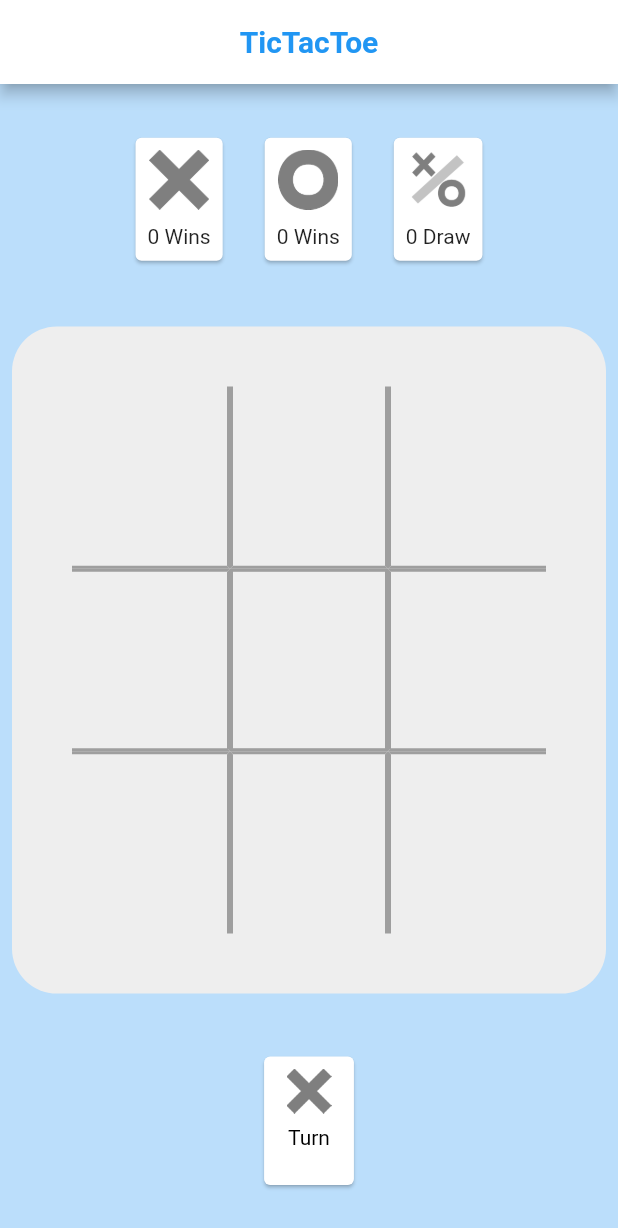
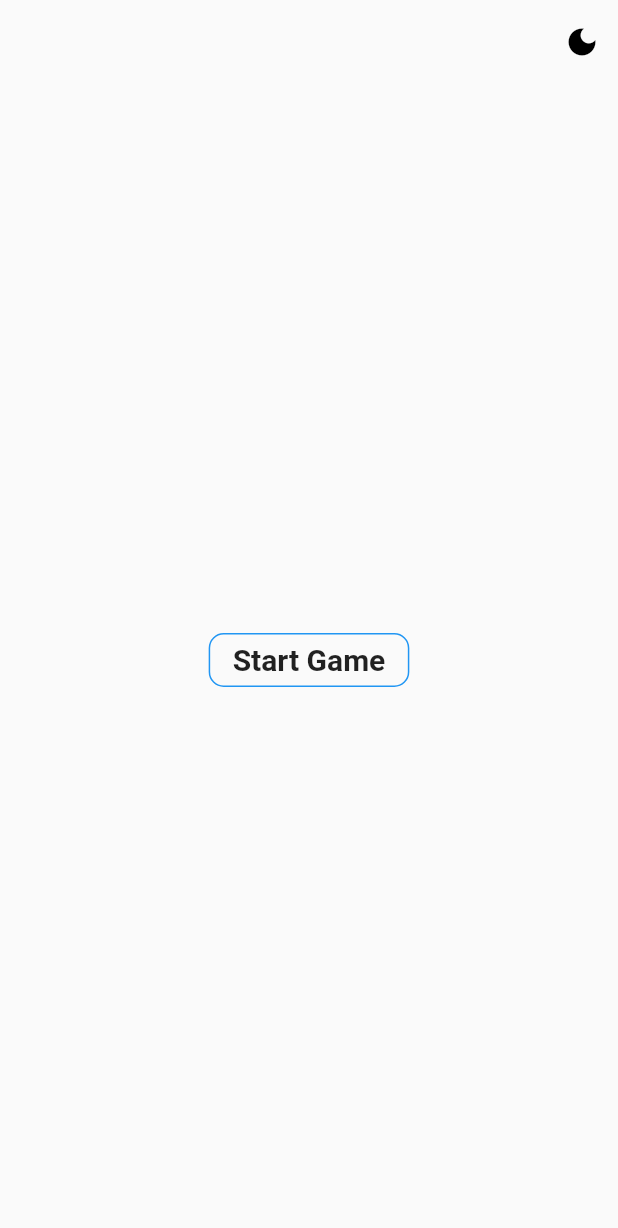
Before and after one commit to AbhishekFrancisCode/Tic-tac-toe, a Flutter app: the screen it shows after launch, on a phone screen of 412 x 824 dp. Shown: the top 1228 px of the screen. Run offline on Flutter 3.47's test engine with Material 2 defaults, Android fonts, the phone set to English and light mode, and no system bars; our stand-ins replace bloc, firebase_core, flutter_bloc; accounts and stored records are empty.

Commit message:
implement homepage and theme lightmode and darkmode

```diff
--- a/tic_tac_toe/lib/main.dart
+++ b/tic_tac_toe/lib/main.dart
@@ -1,5 +1,9 @@
+import 'dart:async';
 import 'package:flutter/material.dart';
-import 'pages/tictactoe_page.dart';
+import 'package:firebase_core/firebase_core.dart';
+import 'package:flutter_bloc/flutter_bloc.dart';
+import 'pages/home_page/view/home_screen.dart';
+import 'tools/theme/theme_bloc/bloc/theme_bloc.dart';
 
 main() {
   runApp(const MyApp());
@@ -7,12 +11,22 @@ main() {
 
 class MyApp extends StatelessWidget {
   const MyApp({Key? key}) : super(key: key);
+  Future<void> initializeDefault() async {
+    FirebaseApp app = await Firebase.initializeApp();
+  }
 
   @override
   Widget build(BuildContext context) {
-    return const MaterialApp(
-      debugShowCheckedModeBanner: false,
-      home: TicTacToe(),
-    );
+    return BlocProvider(
+        create: (context) => ThemeBloc(),
+        child: BlocBuilder<ThemeBloc, ThemeState>(builder: ((context, state) {
+          return MaterialApp(
+            debugShowCheckedModeBanner: false,
+            home: const HomeScreen(),
+            theme: ThemeData(
+                brightness:
+                    state is DarkTheme ? Brightness.dark : Brightness.light),
+          );
+        })));
   }
 }
--- /dev/null
+++ b/tic_tac_toe/lib/pages/home_page/bloc/home_event.dart
@@ -0,0 +1,12 @@
+part of 'home_bloc.dart';
+
+@immutable
+abstract class HomeEvent {}
+
+class ShowOptionDailogEvent extends HomeEvent {}
+
+class ShowJoinGameDailogEvent extends HomeEvent {}
+
+class ShowCreatingGameDailogEvent extends HomeEvent {}
+
+class ShowWaitingForPlayerDailogEvent extends HomeEvent {}
--- /dev/null
+++ b/tic_tac_toe/lib/pages/home_page/bloc/home_state.dart
@@ -0,0 +1,12 @@
+part of 'home_bloc.dart';
+
+@immutable
+abstract class HomeState {}
+
+class HomeInitial extends HomeState {}
+
+class ShowOptionDailogState extends HomeState {}
+
+class ShowJoinGameDailogState extends HomeState {}
+
+class ShowCreatingGameDailogState extends HomeState {}
--- /dev/null
+++ b/tic_tac_toe/lib/pages/home_page/view/home_screen.dart
@@ -0,0 +1,95 @@
+import 'package:flutter/material.dart';
+import 'package:flutter_bloc/flutter_bloc.dart';
+
+import '../../../tools/style.dart';
+import '../../../tools/theme/theme_bloc/bloc/theme_bloc.dart';
+import '../../game_page/view/tictactoe_page.dart';
+import '../bloc/home_bloc.dart';
+
+class HomeScreen extends StatelessWidget {
+  const HomeScreen({Key? key}) : super(key: key);
+
+  @override
+  Widget build(BuildContext context) {
+    return Scaffold(
+      appBar: AppBar(
+        elevation: 0,
+        backgroundColor: Colors.transparent,
+        actions: [
+          BlocBuilder<ThemeBloc, ThemeState>(builder: ((context, state) {
+            return IconButton(
+                onPressed: () {
+                  BlocProvider.of<ThemeBloc>(context)
+                      .add(ThemeChanged(state is! DarkTheme));
+                },
+                icon: state is DarkTheme
+                    ? const Icon(Icons.light_mode, color: Colors.orange)
+                    : const Icon(Icons.dark_mode, color: Colors.black));
+          }))
+        ],
+      ),
+      body: BlocProvider<HomeBloc>(
+        create: (context) {
+          return HomeBloc();
+        },
+        child: BlocListener<HomeBloc, HomeState>(
+          listener: (context, state) {
+            if (state is ShowOptionDailogState) {
+              showDialog(
+                  context: context,
+                  builder: (dailogContext) {
+                    return BlocProvider.value(
+                      value: BlocProvider.of<HomeBloc>(context),
+                      child: const AlertDialog(),
+                    );
+                  });
+            } else if (state is ShowJoinGameDailogState) {
+              showDialog(
+                  context: context,
+                  builder: (dailogContext) {
+                    return const AlertDialog();
+                  });
+            } else if (state is ShowCreatingGameDailogState) {
+              showDialog(
+                  context: context,
+                  builder: (dailogContext) {
+                    return const AlertDialog();
+                  });
+            }
+          },
+          child: const HomeView(),
+        ),
+      ),
+    );
+  }
+}
+
+class HomeView extends StatelessWidget {
+  const HomeView({Key? key}) : super(key: key);
+
+  @override
+  Widget build(BuildContext context) {
+    return Center(
+        child: Column(
+      mainAxisSize: MainAxisSize.min,
+      children: [
+        ElevatedButton(
+          style: textButtonStyle,
+          onPressed: () {
+            Navigator.push(context,
+                MaterialPageRoute(builder: (context) => const TicTacToe()));
+          },
+          child: Text("Start Game",
+              style: Theme.of(context).textTheme.headline6?.boldText),
+        )
+
+        // ElevatedButton(
+        //     onPressed: () {
+        //       BlocProvider.of<HomeScreenBloc>(context)
+        //           .add(ShowOptionDailogEvent());
+        //     },
+        //     child: const Text("Play in Room")),
+      ],
+    ));
+  }
+}
--- /dev/null
+++ b/tic_tac_toe/lib/tools/style.dart
@@ -0,0 +1,20 @@
+import 'package:flutter/material.dart';
+
+get textButtonStyle => ButtonStyle(
+    elevation: MaterialStateProperty.all<double>(0.0),
+    shape: MaterialStateProperty.all<OutlinedBorder>(RoundedRectangleBorder(
+        side: const BorderSide(color: Colors.blue),
+        borderRadius: BorderRadius.circular(10))),
+    shadowColor: MaterialStateProperty.all<Color>(Colors.transparent),
+    backgroundColor: MaterialStateProperty.all<Color>(Colors.transparent));
+
+extension CustomButtonStyle on ButtonStyle {
+  get mediumSize => copyWith(
+      minimumSize: MaterialStateProperty.all<Size>(const Size.fromHeight(100)));
+}
+
+extension CutstomTextStyle on TextStyle {
+  get mediumSize => copyWith(fontSize: 18);
+
+  get boldText => copyWith(fontWeight: FontWeight.bold);
+}
--- /dev/null
+++ b/tic_tac_toe/lib/tools/theme/theme_bloc/bloc/theme_event.dart
@@ -0,0 +1,10 @@
+part of 'theme_bloc.dart';
+
+@immutable
+abstract class ThemeEvent {}
+
+class ThemeChanged extends ThemeEvent {
+  final bool isDarkTheme;
+
+  ThemeChanged(this.isDarkTheme);
+}
--- /dev/null
+++ b/tic_tac_toe/lib/tools/theme/theme_bloc/bloc/theme_state.dart
@@ -0,0 +1,9 @@
+part of 'theme_bloc.dart';
+
+@immutable
+abstract class ThemeState {}
+
+class DarkTheme extends ThemeState {
+}
+
+class LightTheme extends ThemeState{}
--- a/tic_tac_toe/lib/widges/grid_layout.dart
+++ b/tic_tac_toe/lib/widges/grid_layout.dart
@@ -1,6 +1,6 @@
 import 'package:flutter/material.dart';
 import 'package:flutter_bloc/flutter_bloc.dart';
-import '../bloc/x_o_bloc.dart';
+import '../pages/game_page/bloc/x_o_bloc.dart';
 import 'tile.dart';
 
 class GridLayout extends StatelessWidget {
--- a/tic_tac_toe/lib/widges/player_turns.dart
+++ b/tic_tac_toe/lib/widges/player_turns.dart
@@ -1,7 +1,7 @@
 import 'package:flutter/material.dart';
 import 'package:flutter_bloc/flutter_bloc.dart';
 
-import '../bloc/x_o_bloc.dart';
+import '../pages/game_page/bloc/x_o_bloc.dart';
 
 class PlayerTurn extends StatelessWidget {
   final bool isXTurn;
--- a/tic_tac_toe/lib/widges/tile.dart
+++ b/tic_tac_toe/lib/widges/tile.dart
@@ -1,7 +1,7 @@
 import 'package:flutter/material.dart';
 import 'package:flutter_bloc/flutter_bloc.dart';
 
-import '../bloc/x_o_bloc.dart';
+import '../pages/game_page/bloc/x_o_bloc.dart';
 
 class Tile extends StatelessWidget {
   const Tile({required this.x, required this.y, required this.value, Key? key})
--- a/tic_tac_toe/pubspec.yaml
+++ b/tic_tac_toe/pubspec.yaml
@@ -38,6 +38,7 @@ dependencies:
   bloc: ^8.0.3
   equatable: ^2.0.3
   font_awesome_flutter: ^10.1.0
+  firebase_core: ^1.17.1
 
 dev_dependencies:
   flutter_test:
```
Also changed, not shown: tic_tac_toe/lib/pages/game_page/bloc/x_o_bloc.dart (added, +124 -0 lines), tic_tac_toe/lib/pages/game_page/bloc/x_o_event.dart (added, +19 -0 lines), tic_tac_toe/lib/pages/game_page/bloc/x_o_state.dart (added, +57 -0 lines), tic_tac_toe/lib/pages/game_page/view/tictactoe_page.dart (added, +124 -0 lines), tic_tac_toe/lib/pages/home_page/bloc/home_bloc.dart (added, +32 -0 lines), tic_tac_toe/lib/tools/theme/theme_bloc/bloc/theme_bloc.dart (added, +26 -0 lines), tic_tac_toe/lib/widges/points_table.dart (+19 -4 lines), tic_tac_toe/pubspec.lock, 1 other file.
